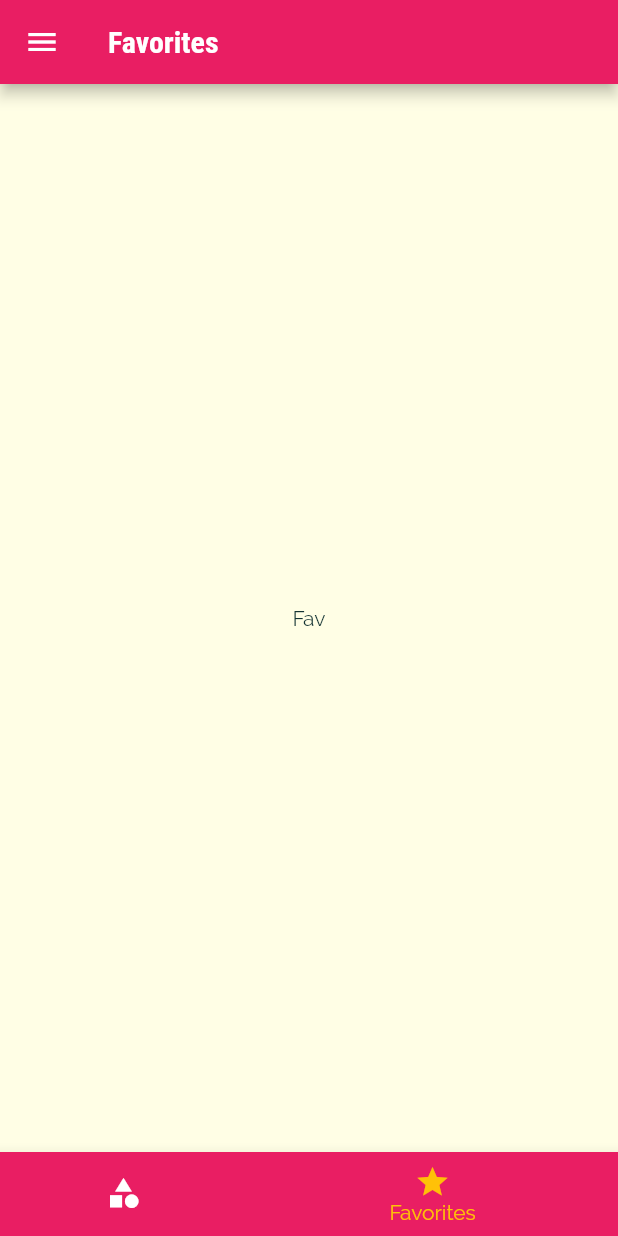
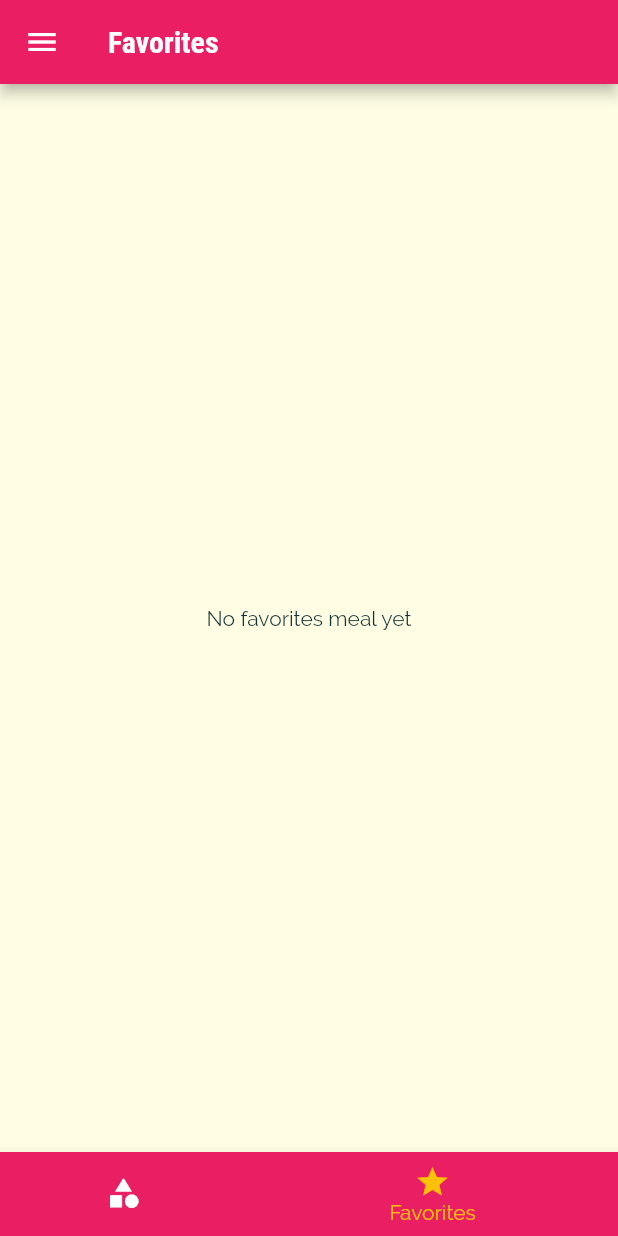
Before and after one commit to daopmdean/the-menu, a Flutter app: the screen it shows after launch, item 2 of the bottom bar chosen, on a phone screen of 412 x 824 dp. Run offline on Flutter 3.47's test engine with Material 2 defaults, Android fonts, the phone set to English and light mode, and no system bars.

Commit message:
favorites screen

```diff
--- a/lib/main.dart
+++ b/lib/main.dart
@@ -24,6 +24,53 @@ class _MyAppState extends State<MyApp> {
     'vegetarian': false,
   };
   List<Meal> _availableMeals = DUMMY_MEALS;
+  List<Meal> _favMeals = [];
+
+  @override
+  Widget build(BuildContext context) {
+    return MaterialApp(
+      title: 'The Menu',
+      theme: ThemeData(
+        primarySwatch: Colors.pink,
+        accentColor: Colors.amber,
+        canvasColor: Color.fromRGBO(255, 254, 229, 1),
+        fontFamily: 'Raleway',
+        textTheme: ThemeData.light().textTheme.copyWith(
+            bodyText2: TextStyle(
+              color: Color.fromRGBO(20, 51, 51, 1),
+            ),
+            bodyText1: TextStyle(
+              color: Color.fromRGBO(20, 51, 51, 1),
+            ),
+            headline6: TextStyle(
+              fontSize: 20,
+              fontFamily: 'RobotoCondensed',
+              fontWeight: FontWeight.bold,
+            )),
+      ),
+      initialRoute: '/',
+      routes: {
+        '/': (ctx) => TabsScreen(
+              favMeals: _favMeals,
+            ),
+        CategoryDetailScreen.routeName: (ctx) =>
+            CategoryDetailScreen(availableMeals: _availableMeals),
+        MealDetailScreen.routeName: (ctx) => MealDetailScreen(
+              isFav: _isFav,
+              toggleMeal: _toggleMeal,
+            ),
+        FiltersScreen.routeName: (ctx) => FiltersScreen(
+              filters: _filters,
+              setFilters: setFilters,
+            ),
+      },
+      onUnknownRoute: (settings) {
+        return MaterialPageRoute(
+          builder: (ctx) => CategoriesScreen(),
+        );
+      },
+    );
+  }
 
   void setFilters() {
     setState(() {
@@ -53,44 +100,19 @@ class _MyAppState extends State<MyApp> {
     });
   }
 
-  @override
-  Widget build(BuildContext context) {
-    return MaterialApp(
-      title: 'The Menu',
-      theme: ThemeData(
-        primarySwatch: Colors.pink,
-        accentColor: Colors.amber,
-        canvasColor: Color.fromRGBO(255, 254, 229, 1),
-        fontFamily: 'Raleway',
-        textTheme: ThemeData.light().textTheme.copyWith(
-            bodyText2: TextStyle(
-              color: Color.fromRGBO(20, 51, 51, 1),
-            ),
-            bodyText1: TextStyle(
-              color: Color.fromRGBO(20, 51, 51, 1),
-            ),
-            headline6: TextStyle(
-              fontSize: 20,
-              fontFamily: 'RobotoCondensed',
-              fontWeight: FontWeight.bold,
-            )),
-      ),
-      initialRoute: '/',
-      routes: {
-        '/': (ctx) => TabsScreen(),
-        CategoryDetailScreen.routeName: (ctx) =>
-            CategoryDetailScreen(availableMeals: _availableMeals),
-        MealDetailScreen.routeName: (ctx) => MealDetailScreen(),
-        FiltersScreen.routeName: (ctx) => FiltersScreen(
-              filters: _filters,
-              setFilters: setFilters,
-            ),
-      },
-      onUnknownRoute: (settings) {
-        return MaterialPageRoute(
-          builder: (ctx) => CategoriesScreen(),
-        );
-      },
-    );
+  void _toggleMeal(String mealId) {
+    int indexFound = _favMeals.indexWhere((meal) => meal.id == mealId);
+    setState(() {
+      if (indexFound >= 0) {
+        _favMeals.removeAt(indexFound);
+      } else {
+        Meal meal = DUMMY_MEALS.firstWhere((meal) => meal.id == mealId);
+        _favMeals.add(meal);
+      }
+    });
+  }
+
+  bool _isFav(String mealId) {
+    return _favMeals.any((meal) => meal.id == mealId);
   }
 }
--- a/lib/screens/favorites_screen.dart
+++ b/lib/screens/favorites_screen.dart
@@ -1,6 +1,15 @@
 import 'package:flutter/material.dart';
+import 'package:the_menu/models/meal.dart';
+import 'package:the_menu/widgets/meal_item.dart';
 
 class FavoritesScreen extends StatefulWidget {
+  final List<Meal> favMeals;
+
+  const FavoritesScreen({
+    Key key,
+    this.favMeals,
+  }) : super(key: key);
+
   @override
   _FavoritesScreenState createState() => _FavoritesScreenState();
 }
@@ -8,10 +17,30 @@ class FavoritesScreen extends StatefulWidget {
 class _FavoritesScreenState extends State<FavoritesScreen> {
   @override
   Widget build(BuildContext context) {
-    return Container(
-      child: Center(
-        child: Text('Fav'),
-      ),
-    );
+    if (widget.favMeals.isEmpty) {
+      return Container(
+        child: Center(
+          child: Text('No favorites meal yet'),
+        ),
+      );
+    } else {
+      return Container(
+        child: Center(
+          child: ListView.builder(
+            itemCount: widget.favMeals.length,
+            itemBuilder: (ctx, index) {
+              return MealItem(
+                id: widget.favMeals[index].id,
+                title: widget.favMeals[index].title,
+                imageUrl: widget.favMeals[index].imageUrl,
+                duration: widget.favMeals[index].duration,
+                affordability: widget.favMeals[index].affordability,
+                complexity: widget.favMeals[index].complexity,
+              );
+            },
+          ),
+        ),
+      );
+    }
   }
 }
--- a/lib/screens/tabs_screen.dart
+++ b/lib/screens/tabs_screen.dart
@@ -1,31 +1,41 @@
 import 'package:flutter/material.dart';
+import 'package:the_menu/models/meal.dart';
 import 'package:the_menu/screens/categories_screen.dart';
 import 'package:the_menu/screens/favorites_screen.dart';
 import 'package:the_menu/widgets/main_drawer.dart';
 
 class TabsScreen extends StatefulWidget {
+  final List<Meal> favMeals;
+
+  const TabsScreen({
+    Key key,
+    this.favMeals,
+  }) : super(key: key);
+
   @override
   _TabsScreenState createState() => _TabsScreenState();
 }
 
 class _TabsScreenState extends State<TabsScreen> {
-  List<Map<String, Object>> _pages = [
-    {
-      'page': CategoriesScreen(),
-      'title': 'Categories',
-    },
-    {
-      'page': FavoritesScreen(),
-      'title': 'Favorites',
-    },
-  ];
+  List<Map<String, Object>> _pages;
 
   int _selectedIndex = 0;
 
-  void _selectPage(int index) {
-    setState(() {
-      _selectedIndex = index;
-    });
+  @override
+  void initState() {
+    _pages = [
+      {
+        'page': CategoriesScreen(),
+        'title': 'Categories',
+      },
+      {
+        'page': FavoritesScreen(
+          favMeals: widget.favMeals,
+        ),
+        'title': 'Favorites',
+      },
+    ];
+    super.initState();
   }
 
   @override
@@ -58,4 +68,10 @@ class _TabsScreenState extends State<TabsScreen> {
       ),
     );
   }
+
+  void _selectPage(int index) {
+    setState(() {
+      _selectedIndex = index;
+    });
+  }
 }
--- a/lib/widgets/meal_item.dart
+++ b/lib/widgets/meal_item.dart
@@ -10,7 +10,6 @@ class MealItem extends StatelessWidget {
   final int duration;
   final Complexity complexity;
   final Affordability affordability;
-  final Function removeItem;
 
   MealItem({
     @required this.id,
@@ -19,7 +18,6 @@ class MealItem extends StatelessWidget {
     @required this.affordability,
     @required this.complexity,
     @required this.duration,
-    @required this.removeItem,
   });
 
   String get complexityText {
@@ -59,7 +57,7 @@ class MealItem extends StatelessWidget {
       context,
       MealDetailScreen.routeName,
       arguments: id,
-    ).then((value) => removeItem(value));
+    ).then((value) {});
   }
 
   @override
```
Also changed, not shown: lib/screens/category_detail_screen.dart (+0 -10 lines), lib/screens/filters_screen.dart (+42 -42 lines), lib/screens/meal_detail_screen.dart (+12 -2 lines).
